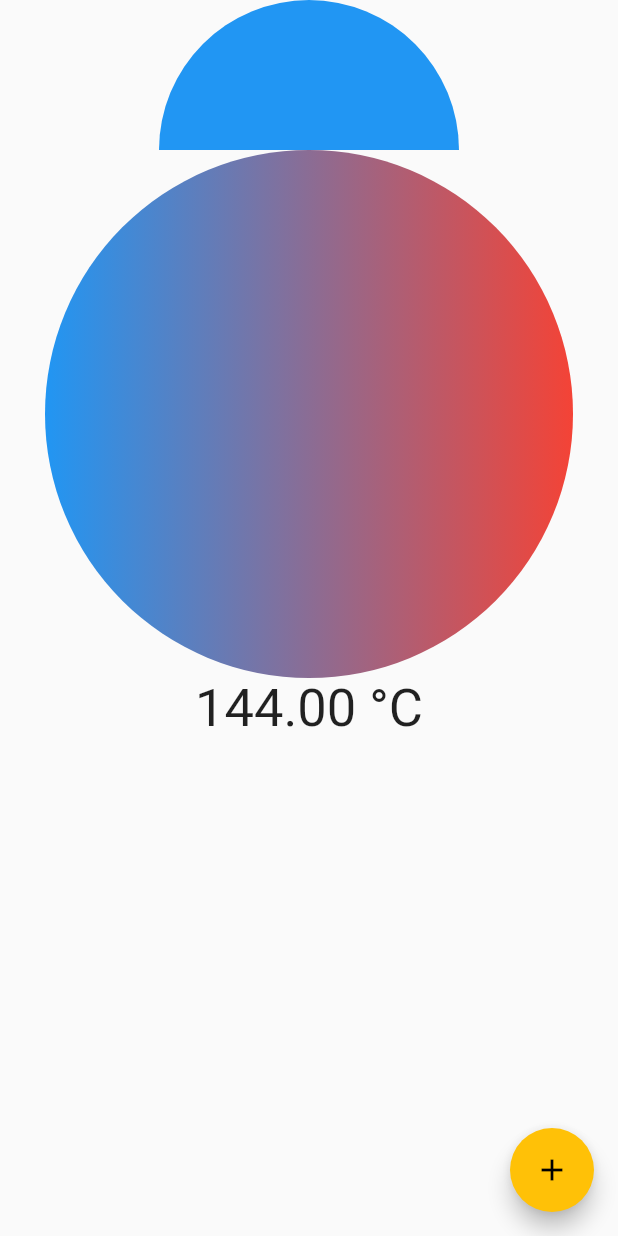
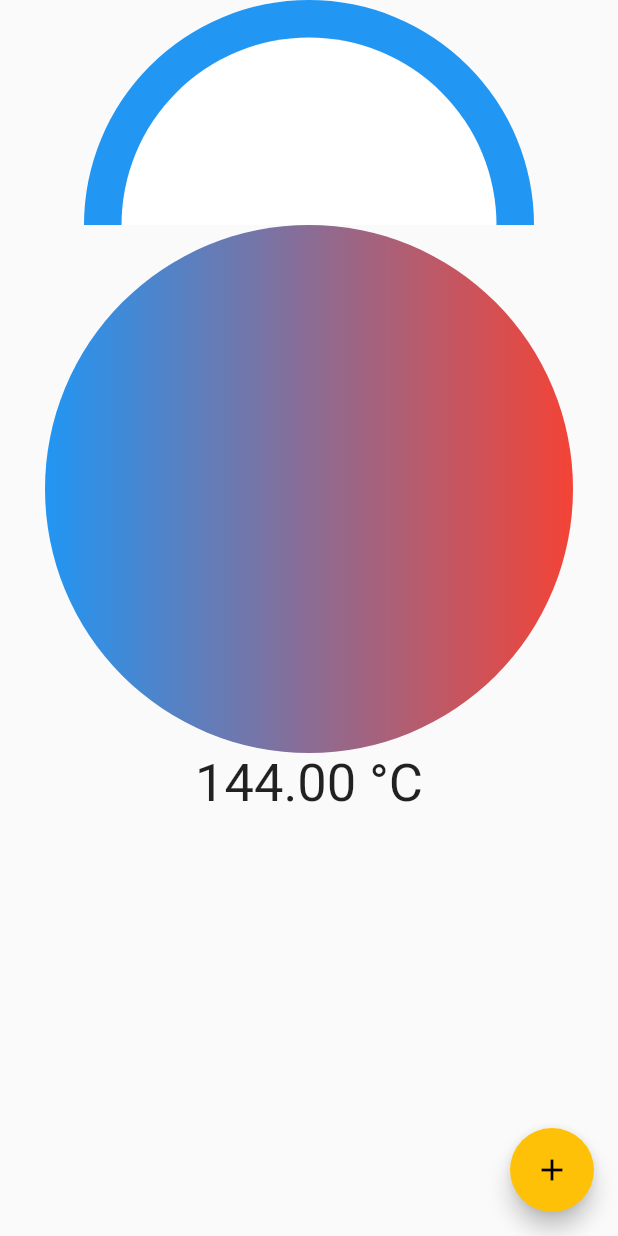
Before and after one commit to Nuytemans-Dieter/OvenApp, a Flutter app: the screen it shows after launch, after a tap on the "add" icon, on a phone screen of 412 x 824 dp. Run offline on Flutter 3.47's test engine with Material 2 defaults, Android fonts, the phone set to English and light mode, and no system bars; our stand-ins replace flutter_bluetooth_serial.

Commit message:
Implement arc drawing

```diff
--- a/lib/widgets/Arc.dart
+++ b/lib/widgets/Arc.dart
@@ -3,25 +3,36 @@ import 'dart:math' as math;
 
 class Arc extends StatelessWidget {
   final double diameter;
+  final double border;
 
-  const Arc({Key? key, this.diameter = 200}) : super(key: key);
+  const Arc({Key? key, this.diameter = 300, this.border = 50.0}) : super(key: key);
 
   @override
   Widget build(BuildContext context) {
     return CustomPaint(
-      painter: ArcPainter(),
+      painter: ArcPainter(border),
       size: Size(diameter, diameter / 2),
     );
   }
 }
 
 class ArcPainter extends CustomPainter {
+
+  final double border;
+
+  ArcPainter(this.border);
+
   @override
   void paint(Canvas canvas, Size size) {
+    // Shared variables
+    Offset centerOffset = Offset(size.width / 2, size.height);
+
+    // Draw semi-circle
+
     Paint paint = Paint()..color = Colors.blue;
     canvas.drawArc(
       Rect.fromCenter(
-        center: Offset(size.width / 2, size.height),
+        center: centerOffset,
         height: 2 * size.height,
         width: size.width,
       ),
@@ -31,6 +42,21 @@ class ArcPainter extends CustomPainter {
       paint,
     );
 
+    // Cut out part of semi-circle
+    Paint eraser = Paint();
+    eraser.blendMode = BlendMode.clear;
+    eraser.color = Colors.white;
+    canvas.drawArc(
+      Rect.fromCenter(
+        center: centerOffset,
+        height: (2 * size.height) - border,
+        width: size.width - border,
+      ),
+      math.pi,
+      math.pi,
+      false,
+      eraser,
+    );
   }
 
   @override
```
